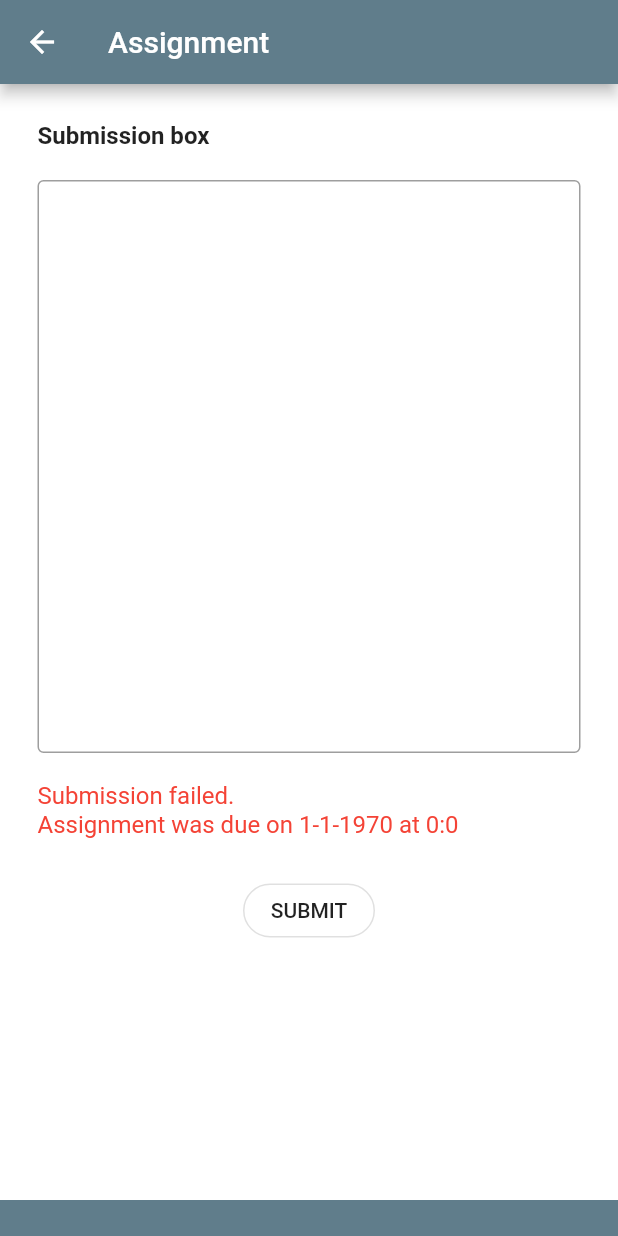
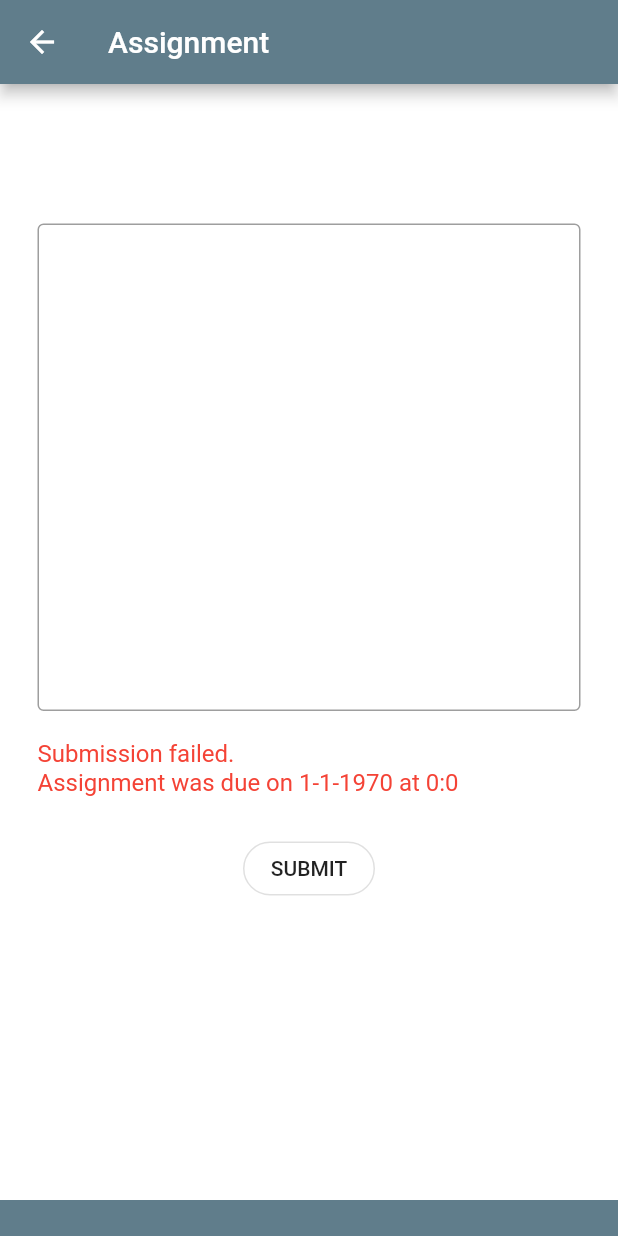
Before and after one commit to Andrew-Gan/techpoint-sos, a Flutter app: the AssignPage screen opened directly with empty values, after a tap on "SUBMIT", on a phone screen of 412 x 824 dp. Run offline on Flutter 3.47's test engine with Material 2 defaults, Android fonts, the phone set to English and light mode, and no system bars; our stand-ins replace sqflite; accounts and stored records are empty.

Commit message:
Design submission box

```diff
--- a/learning_app/lib/CreateDB.dart
+++ b/learning_app/lib/CreateDB.dart
@@ -21,7 +21,7 @@ enum AccountPrivilege {
 class AccountInfo implements SQLiteInfo {
   final String tableName = 'accounts';
   final String name, email, major, year, college, password, regCourse;
-  final AccountPrivilege privilege;
+  final int privilege;
 
   AccountInfo({this.name, this.email, this.major,this.year, this.college,
     this.password, this.regCourse, this.privilege});
@@ -118,7 +118,7 @@ void createDB() async {
       college: 'Purdue University',
       password: '123456',
       regCourse: 'ECE 20100,ECE 20200',
-      privilege: AccountPrivilege.student,
+      privilege: AccountPrivilege.student.index,
     ).toMap(),
     conflictAlgorithm: ConflictAlgorithm.replace,
   );
@@ -133,7 +133,7 @@ void createDB() async {
       college: 'Purdue University',
       password: '123456',
       regCourse: 'ECE 20100,',
-      privilege: AccountPrivilege.teacher,
+      privilege: AccountPrivilege.teacher.index,
     ).toMap(),
     conflictAlgorithm: ConflictAlgorithm.replace,
   );
--- a/learning_app/lib/Screens/AssignPage.dart
+++ b/learning_app/lib/Screens/AssignPage.dart
@@ -44,7 +44,6 @@ class _AssignPageState extends State<AssignPage> {
               color: Colors.white,
               child: Column(
                 crossAxisAlignment: CrossAxisAlignment.start,
-                mainAxisAlignment: MainAxisAlignment.start,
                 children: <Widget>[
                   Padding(
                     padding: EdgeInsets.only(
@@ -53,14 +52,25 @@ class _AssignPageState extends State<AssignPage> {
                       mainAxisSize: MainAxisSize.max,
                       children: <Widget>[
                         Column(
-                          mainAxisAlignment: MainAxisAlignment.start,
+                          crossAxisAlignment: CrossAxisAlignment.start,
                           mainAxisSize: MainAxisSize.min,
                           children: <Widget>[
                             Text(
-                              'Submission box',
+                              assignQInfo.assignTitle,
                               style: TextStyle(
                                 fontSize: 16.0,
-                                fontWeight: FontWeight.bold),
+                                fontWeight: FontWeight.bold
+                              ),
+                            ),
+                            Padding(
+                              padding: EdgeInsets.only(top: 10.0),
+                              child: Text(
+                                assignQInfo.content,
+                                style: TextStyle(
+                                  fontSize: 16.0,
+                                  fontWeight: FontWeight.bold
+                                ),
+                              ),
                             ),
                           ],
                         ),
@@ -78,7 +88,7 @@ class _AssignPageState extends State<AssignPage> {
                             decoration: InputDecoration(
                               border: OutlineInputBorder(),
                             ),
-                            maxLines: 18,
+                            maxLines: 15,
                             controller: ansController,
                             enabled: true,
                           ),
```
Also changed, not shown: learning_app/lib/Screens/Teacher/AssignList.dart (added, +120 -0 lines), 1 other file.
